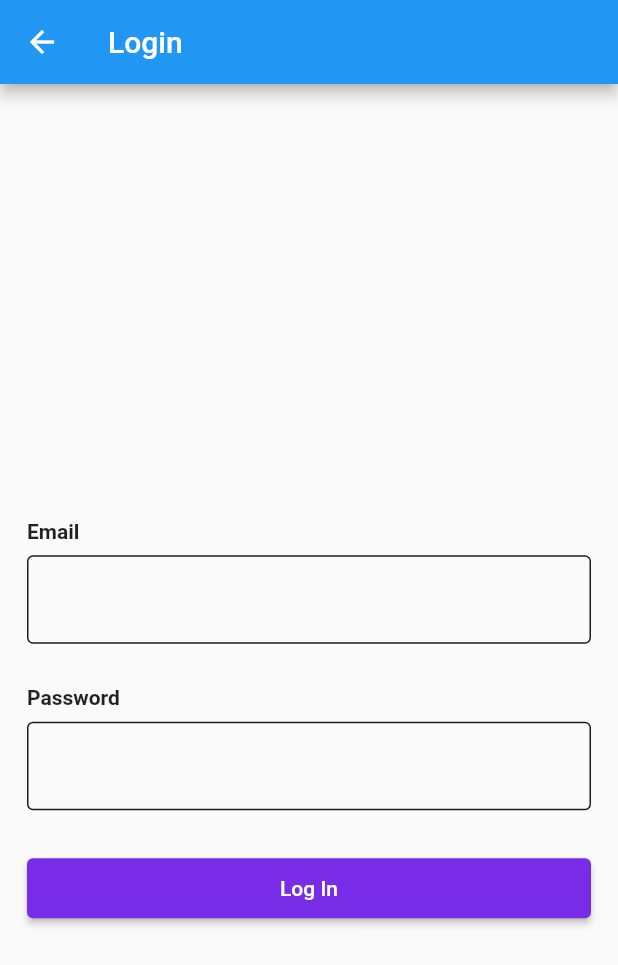
After one commit to DeepeshKalura/video_streaming_app_code, a Flutter app: the LoginScreen screen opened directly, on a phone screen of 412 x 824 dp. The commit adds this screen. Shown: the top 965 px of the screen. Run offline on Flutter 3.47's test engine with Material 2 defaults, Android fonts, the phone set to English and light mode, and no system bars; our stand-ins replace carousel_slider, cloud_firestore, file_picker, firebase_auth, icons_plus, video_player; accounts and stored records are empty; network calls fail.

Commit message:
added sign_up and login_screen

```diff
--- /dev/null
+++ b/video_streaming_app/lib/model/user.dart
@@ -0,0 +1,27 @@
+class User {
+  final String uid;
+  final String username;
+  final String email;
+
+  User({
+    required this.uid,
+    required this.username,
+    required this.email,
+  });
+
+  Map<String, dynamic> toMap() {
+    return {
+      'uid': uid,
+      'username': username,
+      'email': email,
+    };
+  }
+
+  factory User.fromMap(Map<String, dynamic> map) {
+    return User(
+      uid: map['uid'] ?? '',
+      username: map['username'] ?? '',
+      email: map['email'] ?? '',
+    );
+  }
+}
--- /dev/null
+++ b/video_streaming_app/lib/view/responsive/responsive.dart
@@ -0,0 +1,21 @@
+import 'package:flutter/material.dart';
+
+class Responsive extends StatelessWidget {
+  final Widget child;
+  const Responsive({
+    Key? key,
+    required this.child,
+  }) : super(key: key);
+
+  @override
+  Widget build(BuildContext context) {
+    return Center(
+      child: ConstrainedBox(
+        constraints: const BoxConstraints(
+          maxWidth: 600,
+        ),
+        child: child,
+      ),
+    );
+  }
+}
--- /dev/null
+++ b/video_streaming_app/lib/view/screen/login_screen.dart
@@ -0,0 +1,109 @@
+import 'package:flutter/material.dart';
+
+import '../../controller/firebase/auth_controller.dart';
+import '../responsive/responsive.dart';
+import '../widget/custom_button.dart';
+import '../widget/custom_text_field.dart';
+import '../widget/loading_indicator.dart';
+import 'root_screen.dart';
+
+class LoginScreen extends StatefulWidget {
+  static const String routeName = '/login';
+  const LoginScreen({Key? key}) : super(key: key);
+
+  @override
+  State<LoginScreen> createState() => _LoginScreenState();
+}
+
+class _LoginScreenState extends State<LoginScreen> {
+  final TextEditingController _emailController = TextEditingController();
+  final TextEditingController _passwordController = TextEditingController();
+  final AuthController _authController = AuthController();
+  bool _isLoading = false;
+
+  loginUser() async {
+    setState(() {
+      _isLoading = true;
+    });
+    bool res = await _authController.loginUser(
+      context,
+      _emailController.text,
+      _passwordController.text,
+    );
+    setState(() {
+      _isLoading = false;
+    });
+    if (res) {
+      Navigator.pushReplacementNamed(
+        context,
+        RootScreen.routeName,
+      );
+    }
+  }
+
+  @override
+  void dispose() {
+    _emailController.dispose();
+    _passwordController.dispose();
+    super.dispose();
+  }
+
+  @override
+  Widget build(BuildContext context) {
+    final size = MediaQuery.of(context).size;
+
+    return Scaffold(
+      appBar: AppBar(
+        title: const Text(
+          'Login',
+        ),
+      ),
+      body: _isLoading
+          ? const LoadingIndicator()
+          : Responsive(
+              child: SingleChildScrollView(
+                child: Padding(
+                  padding: const EdgeInsets.symmetric(horizontal: 18.0),
+                  child: Column(
+                    crossAxisAlignment: CrossAxisAlignment.start,
+                    children: [
+                      SizedBox(height: size.height * 0.1),
+                      const Text(
+                        'Email',
+                        style: TextStyle(
+                          fontWeight: FontWeight.bold,
+                        ),
+                      ),
+                      Padding(
+                        padding: const EdgeInsets.symmetric(vertical: 8.0),
+                        child: CustomTextField(
+                          controller: _emailController,
+                        ),
+                      ),
+                      const SizedBox(
+                        height: 20,
+                      ),
+                      const Text(
+                        'Password',
+                        style: TextStyle(
+                          fontWeight: FontWeight.bold,
+                        ),
+                      ),
+                      Padding(
+                        padding: const EdgeInsets.symmetric(vertical: 8.0),
+                        child: CustomTextField(
+                          controller: _passwordController,
+                        ),
+                      ),
+                      const SizedBox(
+                        height: 20,
+                      ),
+                      CustomButton(onTap: loginUser, text: 'Log In'),
+                    ],
+                  ),
+                ),
+              ),
+            ),
+    );
+  }
+}
--- a/video_streaming_app/lib/view/screen/root_screen.dart
+++ b/video_streaming_app/lib/view/screen/root_screen.dart
@@ -7,6 +7,7 @@ import 'discovery_screen.dart';
 import 'following_screen.dart';
 
 class RootScreen extends StatefulWidget {
+  static const String routeName = '/root-screen';
   const RootScreen({Key? key}) : super(key: key);
 
   @override
--- /dev/null
+++ b/video_streaming_app/lib/view/widget/custom_button.dart
@@ -0,0 +1,25 @@
+import 'package:flutter/material.dart';
+
+import '../../util/colors.dart';
+
+class CustomButton extends StatelessWidget {
+  const CustomButton({
+    Key? key,
+    required this.onTap,
+    required this.text,
+  }) : super(key: key);
+  final String text;
+  final VoidCallback onTap;
+
+  @override
+  Widget build(BuildContext context) {
+    return ElevatedButton(
+      style: ElevatedButton.styleFrom(
+        backgroundColor: primary,
+        minimumSize: const Size(double.infinity, 40),
+      ),
+      onPressed: onTap,
+      child: Text(text),
+    );
+  }
+}
--- /dev/null
+++ b/video_streaming_app/lib/view/widget/custom_text_field.dart
@@ -0,0 +1,33 @@
+import 'package:flutter/material.dart';
+
+import '../../util/colors.dart';
+
+class CustomTextField extends StatelessWidget {
+  final TextEditingController controller;
+  final Function(String)? onTap;
+  const CustomTextField({
+    Key? key,
+    required this.controller,
+    this.onTap,
+  }) : super(key: key);
+
+  @override
+  Widget build(BuildContext context) {
+    return TextField(
+      onSubmitted: onTap,
+      controller: controller,
+      decoration: const InputDecoration(
+          focusedBorder: OutlineInputBorder(
+            borderSide: BorderSide(
+              color: secondary,
+              width: 2,
+            ),
+          ),
+          enabledBorder: OutlineInputBorder(
+            borderSide: BorderSide(
+              color: textfieldColor,
+            ),
+          )),
+    );
+  }
+}
--- a/video_streaming_app/pubspec.yaml
+++ b/video_streaming_app/pubspec.yaml
@@ -29,11 +29,15 @@ environment:
 # versions available, run `flutter pub outdated`.
 dependencies:
   carousel_slider: ^4.2.1
+  cloud_firestore: ^4.9.1
   cupertino_icons: ^1.0.2
+  file_picker: ^5.3.1
+  firebase_auth: ^4.9.0
   flutter:
     sdk: flutter
   # flutter_icons: ^1.1.0
   icons_plus: ^4.0.0
+  provider: ^6.0.5
   video_player: ^2.7.1
 
 dev_dependencies:
```
Also changed, not shown: video_streaming_app/lib/controller/firebase/auth_controller.dart (added, +72 -0 lines), video_streaming_app/lib/util/utils.dart (added, +24 -0 lines), video_streaming_app/lib/view/screen/signup_screen.dart (added, +127 -0 lines), video_streaming_app/lib/view/widget/loading_indicator.dart (added, +12 -0 lines), video_streaming_app/pubspec.lock, 3 other files.
